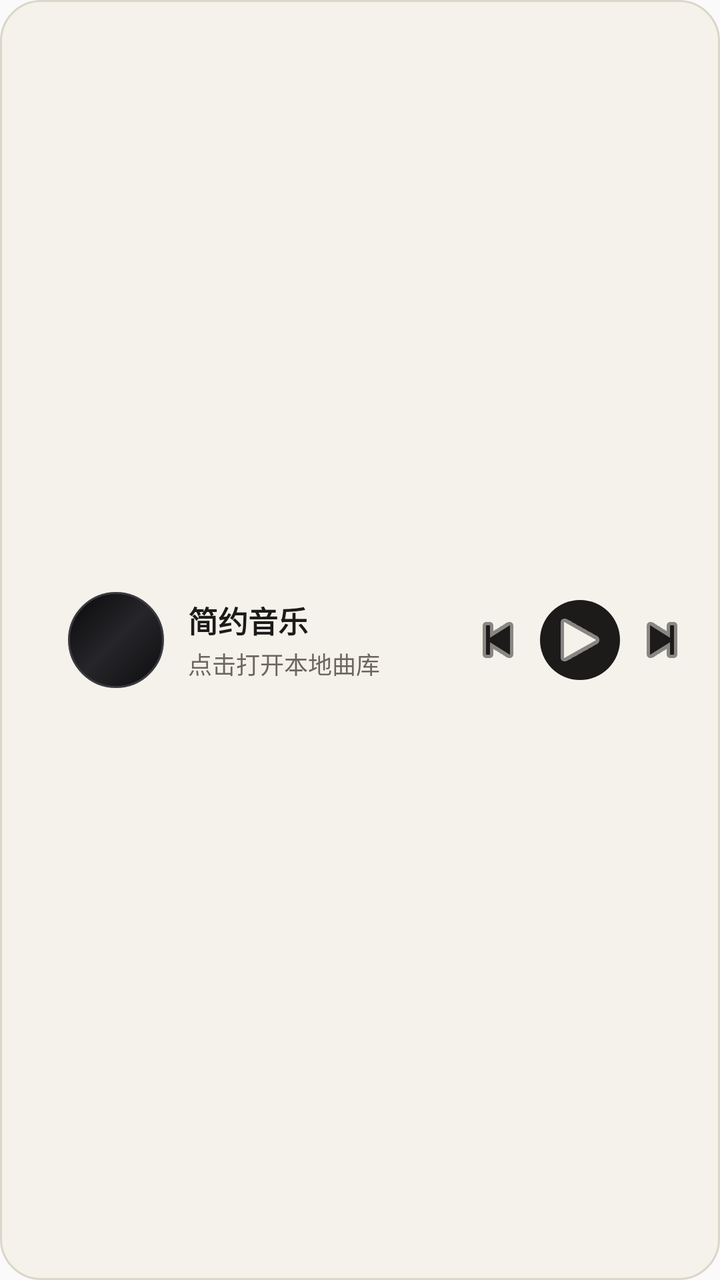
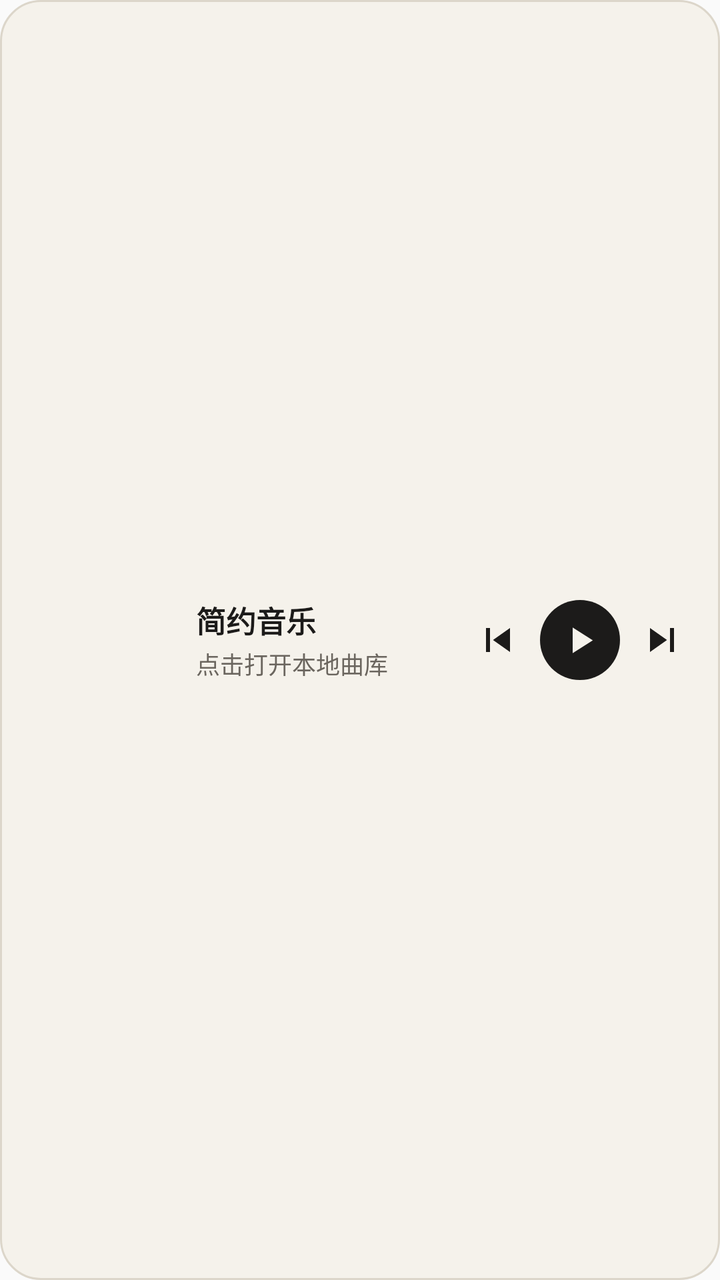

Two renders of the same Android screen: before a commit and after it. Below are the layout's source before the change and the commit's diff.
<!-- AndroidManifest.xml: application theme Theme.PureMusic -->
<!-- res/layout/widget_pure_music.xml -->
<?xml version="1.0" encoding="utf-8"?>
<LinearLayout xmlns:android="http://schemas.android.com/apk/res/android"
    android:id="@+id/widget_root"
    android:layout_width="match_parent"
    android:layout_height="match_parent"
    android:background="@drawable/widget_bg_archival"
    android:gravity="center_vertical"
    android:orientation="horizontal"
    android:paddingStart="12dp"
    android:paddingEnd="12dp"
    android:paddingTop="10dp"
    android:paddingBottom="10dp">

    <FrameLayout
        android:layout_width="70dp"
        android:layout_height="54dp">

        <ImageView
            android:id="@+id/widget_vinyl"
            android:layout_width="48dp"
            android:layout_height="48dp"
            android:layout_gravity="end|center_vertical"
            android:contentDescription="黑胶唱片"
            android:src="@drawable/widget_vinyl_peek" />

        <ImageView
            android:id="@+id/widget_art"
            android:layout_width="54dp"
            android:layout_height="54dp"
            android:layout_gravity="start|center_vertical"
            android:contentDescription="专辑封面"
            android:scaleType="centerCrop"
            android:src="@mipmap/ic_launcher_round" />
    </FrameLayout>

    <LinearLayout
        android:layout_width="0dp"
        android:layout_height="wrap_content"
        android:layout_marginStart="12dp"
        android:layout_marginEnd="8dp"
        android:layout_weight="1"
        android:orientation="vertical">

        <LinearLayout
            android:layout_width="match_parent"
            android:layout_height="wrap_content"
            android:gravity="center_vertical"
            android:orientation="horizontal">

            <TextView
                android:id="@+id/widget_title"
                android:layout_width="0dp"
                android:layout_height="wrap_content"
                android:layout_weight="1"
                android:ellipsize="end"
                android:maxLines="1"
                android:text="简约音乐"
                android:textColor="@color/widget_text_primary"
                android:textSize="15sp"
                android:textStyle="bold" />

            <TextView
                android:id="@+id/widget_badge"
                android:layout_width="wrap_content"
                android:layout_height="wrap_content"
                android:layout_marginStart="6dp"
                android:background="@drawable/widget_sq_badge"
                android:paddingStart="5dp"
                android:paddingEnd="5dp"
                android:paddingTop="1dp"
                android:paddingBottom="1dp"
                android:text="SQ"
                android:textColor="#0D9488"
                android:textSize="9sp"
                android:textStyle="bold"
                android:visibility="gone" />
        </LinearLayout>

        <TextView
            android:id="@+id/widget_artist"
            android:layout_width="match_parent"
            android:layout_height="wrap_content"
            android:layout_marginTop="2dp"
            android:ellipsize="end"
            android:maxLines="1"
            android:text="点击打开本地曲库"
            android:textColor="@color/widget_text_secondary"
            android:textSize="12sp" />
    </LinearLayout>

    <ImageButton
        android:id="@+id/widget_prev"
        android:layout_width="34dp"
        android:layout_height="34dp"
        android:background="?android:attr/selectableItemBackgroundBorderless"
        android:contentDescription="上一首"
        android:src="@android:drawable/ic_media_previous"
        android:tint="@color/widget_icon_tint" />

    <ImageButton
        android:id="@+id/widget_play_pause"
        android:layout_width="40dp"
        android:layout_height="40dp"
        android:layout_marginStart="4dp"
        android:layout_marginEnd="4dp"
        android:background="@drawable/widget_btn_play_archival"
        android:contentDescription="播放或暂停"
        android:src="@android:drawable/ic_media_play"
        android:tint="@color/widget_play_icon_tint" />

    <ImageButton
        android:id="@+id/widget_next"
        android:layout_width="34dp"
        android:layout_height="34dp"
        android:background="?android:attr/selectableItemBackgroundBorderless"
        android:contentDescription="下一首"
        android:src="@android:drawable/ic_media_next"
        android:tint="@color/widget_icon_tint" />
</LinearLayout>
<!-- resources referenced by this layout -->
<resources>
  <color name="widget_icon_tint">#1C1B1A</color>
  <color name="widget_play_icon_tint">#F5F2EB</color>
  <color name="widget_text_primary">#1C1B1A</color>
  <color name="widget_text_secondary">#6B665F</color>
  <!-- drawable widget_bg_archival (drawable) -->
  <?xml version="1.0" encoding="utf-8"?>
  <shape xmlns:android="http://schemas.android.com/apk/res/android"
      android:shape="rectangle">
      <solid android:color="#F5F2EB" />
      <stroke android:width="1dp" android:color="#DCD6CA" />
      <corners android:radius="20dp" />
  </shape>
  <!-- drawable widget_btn_play_archival (drawable) -->
  <?xml version="1.0" encoding="utf-8"?>
  <shape xmlns:android="http://schemas.android.com/apk/res/android"
      android:shape="oval">
      <solid android:color="#1C1B1A" />
  </shape>
  <!-- drawable widget_sq_badge (drawable) -->
  <?xml version="1.0" encoding="utf-8"?>
  <shape xmlns:android="http://schemas.android.com/apk/res/android"
      android:shape="rectangle">
      <solid android:color="#220D9488" />
      <corners android:radius="4dp" />
  </shape>
  <!-- drawable widget_vinyl_peek (drawable) -->
  <?xml version="1.0" encoding="utf-8"?>
  <shape xmlns:android="http://schemas.android.com/apk/res/android"
      android:shape="oval">
      <gradient
          android:angle="135"
          android:startColor="#0D0D0F"
          android:centerColor="#26262A"
          android:endColor="#09090B"
          android:type="linear" />
      <stroke android:width="1dp" android:color="#3A3A40" />
  </shape>
  <!-- mipmap ic_launcher_round (mipmap-anydpi-v26) -->
  <?xml version="1.0" encoding="utf-8"?>
  <adaptive-icon xmlns:android="http://schemas.android.com/apk/res/android">
      <background android:drawable="@color/ic_launcher_orange_bg" />
      <foreground android:drawable="@drawable/ic_launcher_turntable_fg" />
  </adaptive-icon>
  <style name="Theme.PureMusic" parent="android:Theme.Material.Light.NoActionBar" />
  <color name="ic_launcher_orange_bg">#A9321E</color>
  <!-- drawable ic_launcher_turntable_fg: png bitmap (drawable-nodpi, 214950 bytes) -->
</resources>

<!-- the commit's change to res/layout/widget_pure_music.xml (unified diff, before → after) -->
@@ -8,62 +8,59 @@
     android:orientation="horizontal"
     android:paddingStart="12dp"
     android:paddingEnd="12dp"
-    android:paddingTop="10dp"
-    android:paddingBottom="10dp">
+    android:paddingTop="8dp"
+    android:paddingBottom="8dp">
 
-    <FrameLayout
-        android:layout_width="70dp"
-        android:layout_height="54dp">
-
-        <ImageView
-            android:id="@+id/widget_vinyl"
-            android:layout_width="48dp"
-            android:layout_height="48dp"
-            android:layout_gravity="end|center_vertical"
-            android:contentDescription="黑胶唱片"
-            android:src="@drawable/widget_vinyl_peek" />
-
-        <ImageView
-            android:id="@+id/widget_art"
-            android:layout_width="54dp"
-            android:layout_height="54dp"
-            android:layout_gravity="start|center_vertical"
-            android:contentDescription="专辑封面"
-            android:scaleType="centerCrop"
-            android:src="@mipmap/ic_launcher_round" />
-    </FrameLayout>
+    <ImageView
+        android:id="@+id/widget_art"
+        android:layout_width="76dp"
+        android:layout_height="54dp"
+        android:contentDescription="专辑封套与黑胶"
+        android:scaleType="fitCenter"
+        android:src="@mipmap/ic_launcher_round" />
 
     <LinearLayout
         android:layout_width="0dp"
         android:layout_height="wrap_content"
-        android:layout_marginStart="12dp"
-        android:layout_marginEnd="8dp"
+        android:layout_marginStart="10dp"
+        android:layout_marginEnd="6dp"
         android:layout_weight="1"
         android:orientation="vertical">
+
+        <TextView
+            android:id="@+id/widget_title"
+            android:layout_width="match_parent"
+            android:layout_height="wrap_content"
+            android:ellipsize="end"
+            android:maxLines="1"
+            android:text="简约音乐"
+            android:textColor="@color/widget_text_primary"
+            android:textSize="15sp"
+            android:textStyle="bold" />
 
         <LinearLayout
             android:layout_width="match_parent"
             android:layout_height="wrap_content"
+            android:layout_marginTop="2dp"
             android:gravity="center_vertical"
             android:orientation="horizontal">
 
             <TextView
-                android:id="@+id/widget_title"
+                android:id="@+id/widget_artist"
                 android:layout_width="0dp"
                 android:layout_height="wrap_content"
                 android:layout_weight="1"
                 android:ellipsize="end"
                 android:maxLines="1"
-                android:text="简约音乐"
-                android:textColor="@color/widget_text_primary"
-                android:textSize="15sp"
-                android:textStyle="bold" />
+                android:text="点击打开本地曲库"
+                android:textColor="@color/widget_text_secondary"
+                android:textSize="12sp" />
 
             <TextView
                 android:id="@+id/widget_badge"
                 android:layout_width="wrap_content"
                 android:layout_height="wrap_content"
-                android:layout_marginStart="6dp"
+                android:layout_marginStart="5dp"
                 android:background="@drawable/widget_sq_badge"
                 android:paddingStart="5dp"
                 android:paddingEnd="5dp"
@@ -75,17 +72,6 @@
                 android:textStyle="bold"
                 android:visibility="gone" />
         </LinearLayout>
-
-        <TextView
-            android:id="@+id/widget_artist"
-            android:layout_width="match_parent"
-            android:layout_height="wrap_content"
-            android:layout_marginTop="2dp"
-            android:ellipsize="end"
-            android:maxLines="1"
-            android:text="点击打开本地曲库"
-            android:textColor="@color/widget_text_secondary"
-            android:textSize="12sp" />
     </LinearLayout>
 
     <ImageButton
@@ -94,7 +80,9 @@
         android:layout_height="34dp"
         android:background="?android:attr/selectableItemBackgroundBorderless"
         android:contentDescription="上一首"
-        android:src="@android:drawable/ic_media_previous"
+        android:padding="5dp"
+        android:scaleType="fitCenter"
+        android:src="@drawable/ic_widget_prev"
         android:tint="@color/widget_icon_tint" />
 
     <ImageButton
@@ -105,7 +93,9 @@
         android:layout_marginEnd="4dp"
         android:background="@drawable/widget_btn_play_archival"
         android:contentDescription="播放或暂停"
-        android:src="@android:drawable/ic_media_play"
+        android:padding="9dp"
+        android:scaleType="fitCenter"
+        android:src="@drawable/ic_widget_play"
         android:tint="@color/widget_play_icon_tint" />
 
     <ImageButton
@@ -114,6 +104,8 @@
         android:layout_height="34dp"
         android:background="?android:attr/selectableItemBackgroundBorderless"
         android:contentDescription="下一首"
-        android:src="@android:drawable/ic_media_next"
+        android:padding="5dp"
+        android:scaleType="fitCenter"
+        android:src="@drawable/ic_widget_next"
         android:tint="@color/widget_icon_tint" />
 </LinearLayout>
<!-- resource entries referenced after the edit -->
@@ -4,6 +4,33 @@
   <color name="widget_play_icon_tint">#F5F2EB</color>
   <color name="widget_text_primary">#1C1B1A</color>
   <color name="widget_text_secondary">#6B665F</color>
+  <!-- drawable ic_widget_next (drawable) -->
+  <?xml version="1.0" encoding="utf-8"?>
+  <vector xmlns:android="http://schemas.android.com/apk/res/android"
+      android:width="24dp"
+      android:height="24dp"
+      android:viewportWidth="24"
+      android:viewportHeight="24">
+      <path android:fillColor="#FFFFFFFF" android:pathData="M6,18l8.5,-6L6,6v12zM16,6v12h2L18,6h-2z" />
+  </vector>
+  <!-- drawable ic_widget_play (drawable) -->
+  <?xml version="1.0" encoding="utf-8"?>
+  <vector xmlns:android="http://schemas.android.com/apk/res/android"
+      android:width="24dp"
+      android:height="24dp"
+      android:viewportWidth="24"
+      android:viewportHeight="24">
+      <path android:fillColor="#FFFFFFFF" android:pathData="M8,5.14v14l11,-7 -11,-7z" />
+  </vector>
+  <!-- drawable ic_widget_prev (drawable) -->
+  <?xml version="1.0" encoding="utf-8"?>
+  <vector xmlns:android="http://schemas.android.com/apk/res/android"
+      android:width="24dp"
+      android:height="24dp"
+      android:viewportWidth="24"
+      android:viewportHeight="24">
+      <path android:fillColor="#FFFFFFFF" android:pathData="M6,6h2v12L6,18zM9.5,12l8.5,6L18,6z" />
+  </vector>
   <!-- drawable widget_bg_archival (drawable) -->
   <?xml version="1.0" encoding="utf-8"?>
   <shape xmlns:android="http://schemas.android.com/apk/res/android"
@@ -25,18 +52,6 @@
       <solid android:color="#220D9488" />
       <corners android:radius="4dp" />
   </shape>
-  <!-- drawable widget_vinyl_peek (drawable) -->
-  <?xml version="1.0" encoding="utf-8"?>
-  <shape xmlns:android="http://schemas.android.com/apk/res/android"
-      android:shape="oval">
-      <gradient
-          android:angle="135"
-          android:startColor="#0D0D0F"
-          android:centerColor="#26262A"
-          android:endColor="#09090B"
-          android:type="linear" />
-      <stroke android:width="1dp" android:color="#3A3A40" />
-  </shape>
   <!-- mipmap ic_launcher_round (mipmap-anydpi-v26) -->
   <?xml version="1.0" encoding="utf-8"?>
   <adaptive-icon xmlns:android="http://schemas.android.com/apk/res/android">
